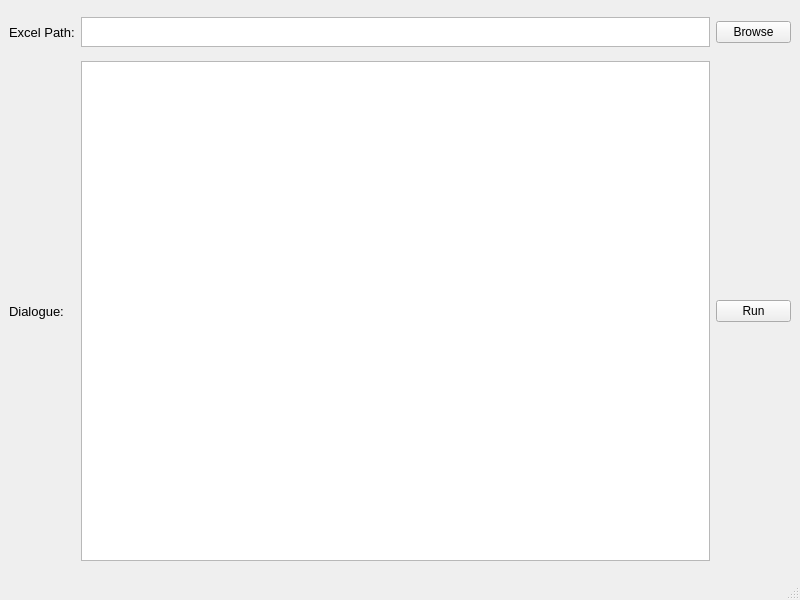
Qt form QtProject/frontend_Adv.ui (Belal273/Web_Automation) before a commit.
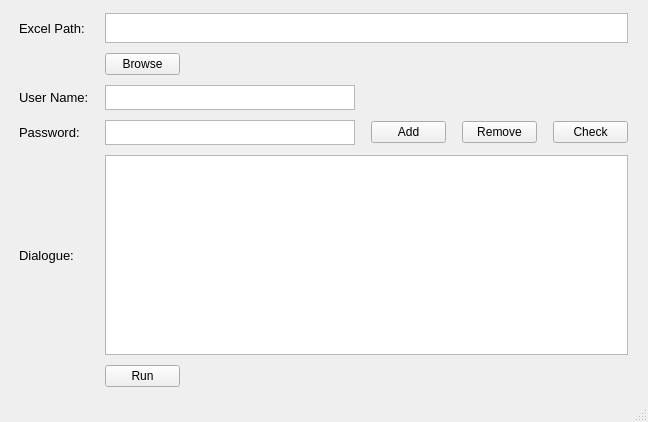
The same form after that commit.

Commit message:
Instgram Accounts and User Profiles are handled from UI
Qt files organized

The edit to the form file:
```diff
--- a/QtProject/frontend_Adv.ui
+++ b/QtProject/frontend_Adv.ui
@@ -6,8 +6,8 @@
    <rect>
     <x>0</x>
     <y>0</y>
-    <width>800</width>
-    <height>600</height>
+    <width>648</width>
+    <height>422</height>
    </rect>
   </property>
   <property name="windowTitle">
@@ -17,6 +17,12 @@
    <layout class="QGridLayout" name="gridLayout">
     <item row="0" column="0">
      <widget class="QLabel" name="Path_label">
+      <property name="maximumSize">
+       <size>
+        <width>70</width>
+        <height>60</height>
+       </size>
+      </property>
       <property name="font">
        <font>
         <pointsize>10</pointsize>
@@ -27,7 +33,7 @@
       </property>
      </widget>
     </item>
-    <item row="0" column="1">
+    <item row="0" column="1" colspan="4">
      <widget class="QTextBrowser" name="Path_textBrowser">
       <property name="maximumSize">
        <size>
@@ -42,7 +48,7 @@
       </property>
      </widget>
     </item>
-    <item row="0" column="2">
+    <item row="1" column="1">
      <widget class="QPushButton" name="Browse_pushButton">
       <property name="maximumSize">
        <size>
@@ -55,8 +61,109 @@
       </property>
      </widget>
     </item>
-    <item row="1" column="0">
+    <item row="2" column="0">
+     <widget class="QLabel" name="UserName_label">
+      <property name="maximumSize">
+       <size>
+        <width>70</width>
+        <height>60</height>
+       </size>
+      </property>
+      <property name="font">
+       <font>
+        <pointsize>10</pointsize>
+       </font>
+      </property>
+      <property name="text">
+       <string>User Name:</string>
+      </property>
+     </widget>
+    </item>
+    <item row="2" column="1">
+     <widget class="QTextEdit" name="UserName_textEdit">
+      <property name="maximumSize">
+       <size>
+        <width>250</width>
+        <height>25</height>
+       </size>
+      </property>
+     </widget>
+    </item>
+    <item row="3" column="0">
+     <widget class="QLabel" name="Password_label">
+      <property name="maximumSize">
+       <size>
+        <width>70</width>
+        <height>60</height>
+       </size>
+      </property>
+      <property name="font">
+       <font>
+        <pointsize>10</pointsize>
+       </font>
+      </property>
+      <property name="text">
+       <string>Password:</string>
+      </property>
+     </widget>
+    </item>
+    <item row="3" column="1">
+     <widget class="QTextEdit" name="Password_textEdit">
+      <property name="maximumSize">
+       <size>
+        <width>250</width>
+        <height>25</height>
+       </size>
+      </property>
+     </widget>
+    </item>
+    <item row="3" column="2">
+     <widget class="QPushButton" name="Add_pushButton">
+      <property name="maximumSize">
+       <size>
+        <width>75</width>
+        <height>16777215</height>
+       </size>
+      </property>
+      <property name="text">
+       <string>Add</string>
+      </property>
+     </widget>
+    </item>
+    <item row="3" column="3">
+     <widget class="QPushButton" name="Remove_pushButton">
+      <property name="maximumSize">
+       <size>
+        <width>75</width>
+        <height>16777215</height>
+       </size>
+      </property>
+      <property name="text">
+       <string>Remove</string>
+      </property>
+     </widget>
+    </item>
+    <item row="3" column="4">
+     <widget class="QPushButton" name="Check_pushButton">
+      <property name="maximumSize">
+       <size>
+        <width>75</width>
+        <height>16777215</height>
+       </size>
+      </property>
+      <property name="text">
+       <string>Check</string>
+      </property>
+     </widget>
+    </item>
+    <item row="4" column="0">
      <widget class="QLabel" name="Dialogue_label">
+      <property name="maximumSize">
+       <size>
+        <width>70</width>
+        <height>60</height>
+       </size>
+      </property>
       <property name="font">
        <font>
         <pointsize>10</pointsize>
@@ -67,12 +174,12 @@
       </property>
      </widget>
     </item>
-    <item row="1" column="1">
+    <item row="4" column="1" colspan="4">
      <widget class="QTextBrowser" name="Dialogue_textBrowser">
       <property name="maximumSize">
        <size>
         <width>900</width>
-        <height>500</height>
+        <height>200</height>
        </size>
       </property>
       <property name="font">
@@ -85,7 +192,7 @@
       </property>
      </widget>
     </item>
-    <item row="1" column="2">
+    <item row="5" column="1">
      <widget class="QPushButton" name="Run_pushButton">
       <property name="maximumSize">
        <size>
```
Left out of the diff: 2 changed lines with no effect on the pictures. The commit also changes 6 other files.
